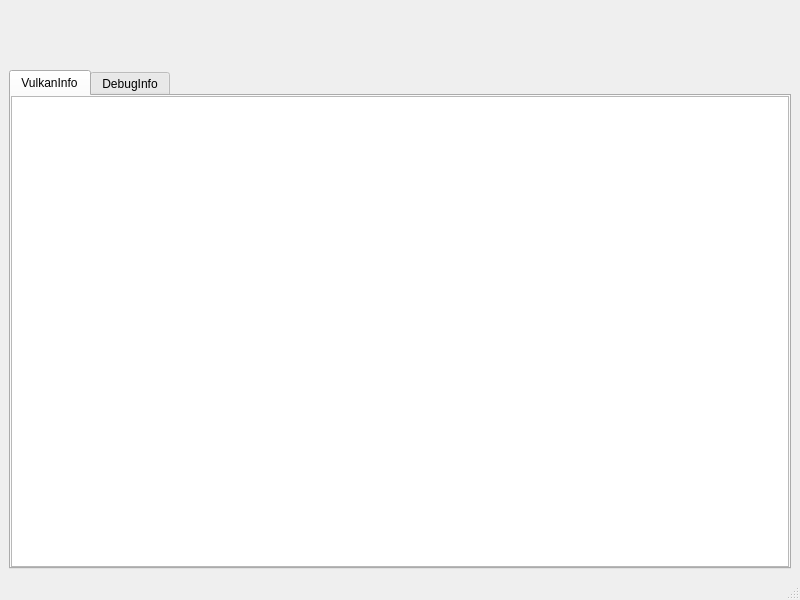
Before: the Qt Designer form src/MainWindow.ui in seonghyun2457/QtVulkanRayTracing, drawn with Qt 5.
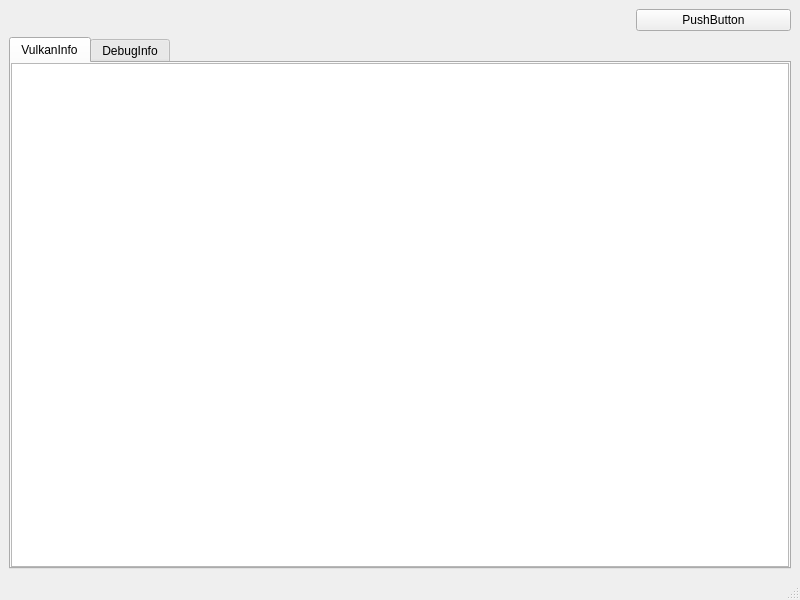
After: the same form once the commit is applied. The open tabs and pages were chosen to show the change.

```diff
--- a/src/MainWindow.ui
+++ b/src/MainWindow.ui
@@ -14,9 +14,20 @@
    <string>MainWindow</string>
   </property>
   <widget class="QWidget" name="centralwidget">
-   <layout class="QVBoxLayout" name="verticalLayout" stretch="1,9">
+   <layout class="QVBoxLayout" name="verticalLayout" stretch="5,5">
     <item>
-     <widget class="QWidget" name="vulkanWindow" native="true"/>
+     <layout class="QHBoxLayout" name="vulkanLayout" stretch="8,2">
+      <item>
+       <widget class="QWidget" name="vulkanWindow" native="true"/>
+      </item>
+      <item>
+       <widget class="QPushButton" name="pushButton">
+        <property name="text">
+         <string>PushButton</string>
+        </property>
+       </widget>
+      </item>
+     </layout>
     </item>
     <item>
      <widget class="QTabWidget" name="tabLogger">
```
Left out of the diff: 2 changed lines with no effect on the pictures.
